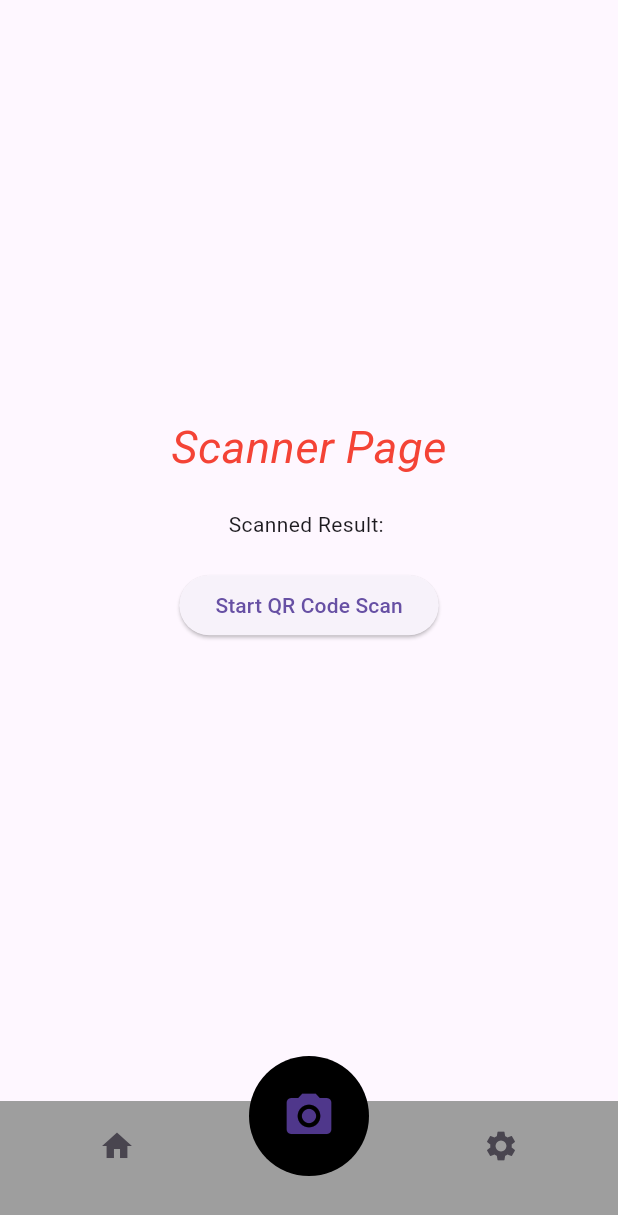
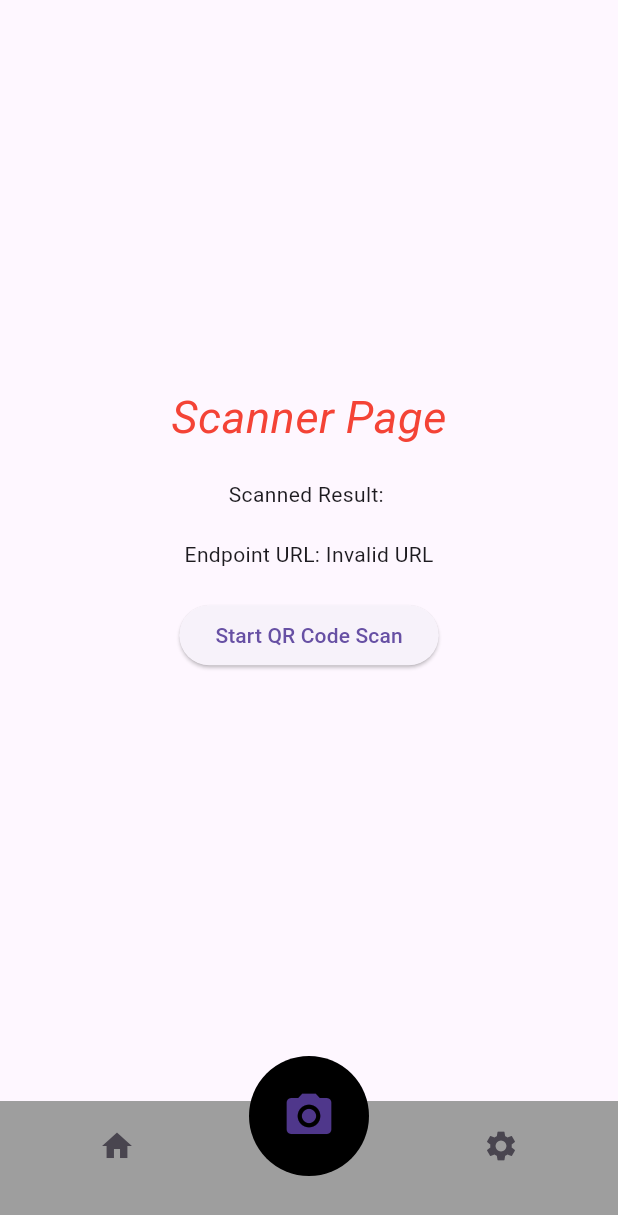
Before and after one commit to SahilShameerDev/dpp_project, a Flutter app: the ScannerPage screen opened by its route, after a tap on "Start QR Code Scan", on a phone screen of 412 x 824 dp. Shown: the top 1215 px of the screen. Run offline on Flutter 3.47's test engine with Material 3 defaults, Android fonts, the phone set to English and light mode, and no system bars; missing offline and left inert: flutter_barcode_scanner.

Commit message:
Able to get endpoint

```diff
--- a/lib/screens/home.dart
+++ b/lib/screens/home.dart
@@ -65,7 +65,7 @@ class _HomePageState extends State<HomePage> {
                   } else if (snapshot.hasError) {
                     return Center(child: Text('Error: ${snapshot.error}'));
                   } else {
-                    final jsonData = snapshot.data!;
+                    final List jsonData = snapshot.data!;
                     return ListView.builder(
                       itemCount: jsonData.length,
                       itemBuilder: (context, index) {
--- a/lib/screens/scanner.dart
+++ b/lib/screens/scanner.dart
@@ -1,5 +1,6 @@
 import 'package:flutter/material.dart';
 import 'package:flutter_barcode_scanner/flutter_barcode_scanner.dart';
+import 'dart:convert';
 import '../widgets/navbar.dart';
 
 class ScannerPage extends StatefulWidget {
@@ -11,6 +12,7 @@ class ScannerPage extends StatefulWidget {
 
 class _ScannerPageState extends State<ScannerPage> {
   String qrCodeResult = "Not Yet Scanned";
+  String endpointUrl = "No Endpoint URL";
 
   @override
   Widget build(BuildContext context) {
@@ -26,6 +28,8 @@ class _ScannerPageState extends State<ScannerPage> {
             const SizedBox(height: 20),
             Text("Scanned Result: $qrCodeResult"),
             const SizedBox(height: 20),
+            Text("Endpoint URL: $endpointUrl"),
+            const SizedBox(height: 20),
             ElevatedButton(
               onPressed: () async {
                 String qrCode = await FlutterBarcodeScanner.scanBarcode(
@@ -35,16 +39,32 @@ class _ScannerPageState extends State<ScannerPage> {
                   ScanMode.QR, // Scan mode
                 );
 
-                setState(() {
-                  qrCodeResult = qrCode; // Update the scanned result
-                });
+                if (qrCode != '-1') {
+                  String endpoint = getEndpointUrl(qrCode);
+                  setState(() {
+                    qrCodeResult = qrCode; // Update the scanned result
+                    endpointUrl = endpoint; // Update the endpoint URL
+                  });
+                }
               },
               child: const Text('Start QR Code Scan'),
             ),
           ],
         ),
       ),
-      bottomNavigationBar:  const NavBar(),
+      bottomNavigationBar: const NavBar(),
     );
   }
+
+  String getEndpointUrl(String originalUrl) {
+    Uri uri = Uri.parse(originalUrl);
+    String? idForUrl = uri.queryParameters['idForUrl'];
+
+    if (idForUrl != null) {
+      String base64EncodedIdForUrl = base64Url.encode(utf8.encode(idForUrl)).replaceAll('=', '%3D');
+      return base64EncodedIdForUrl;
+    } else {
+      return 'Invalid URL';
+    }
+  }
 }
```
